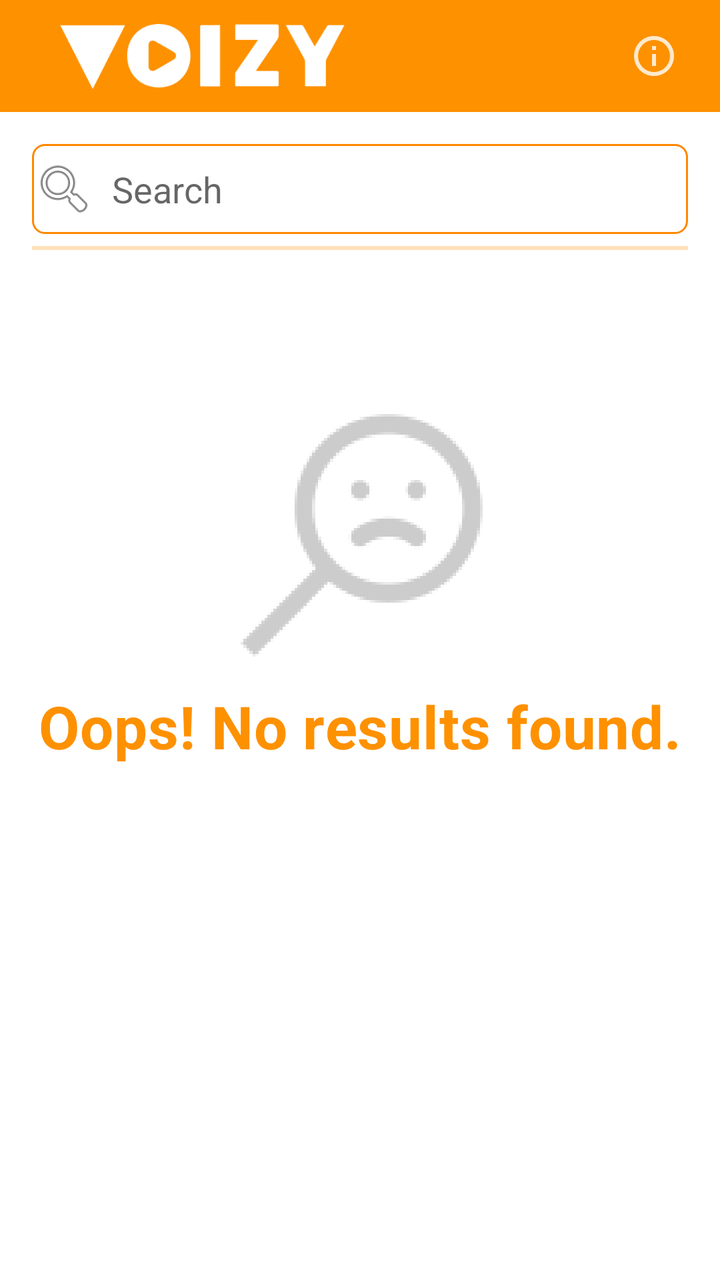
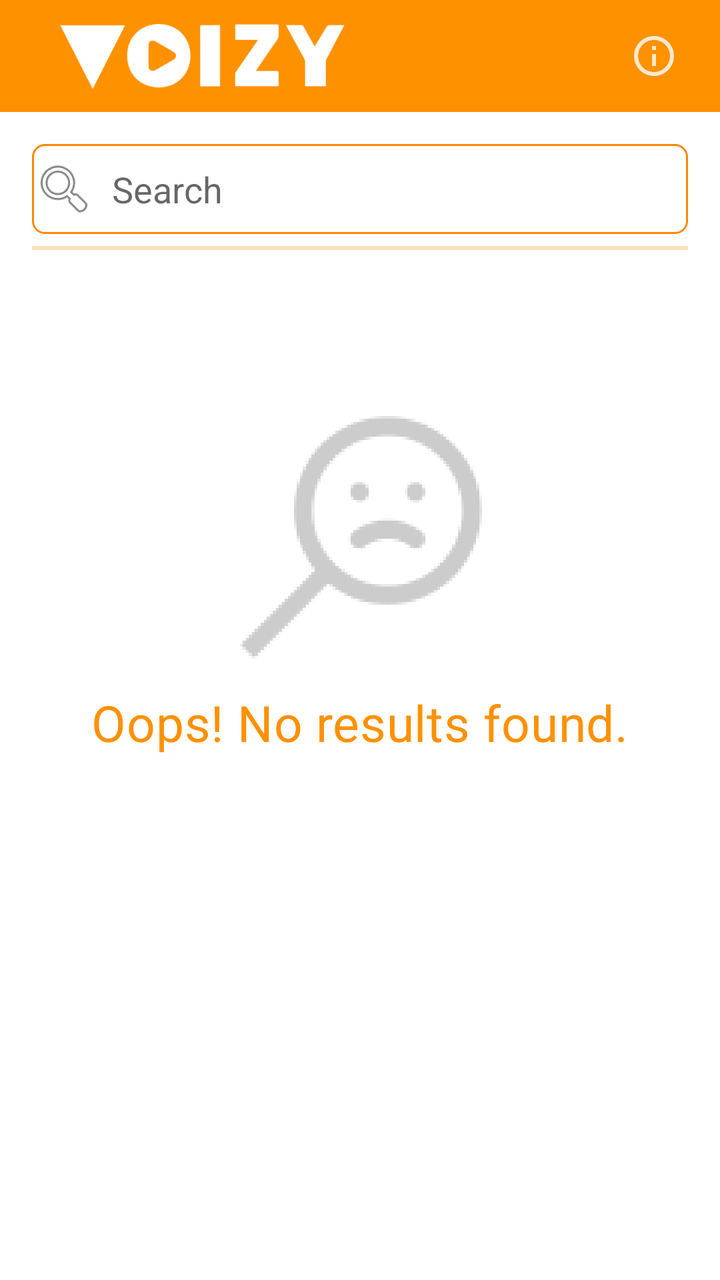

Before-and-after screenshots of an Android layout around one commit, followed by the original layout XML and the change that was made.
<!-- AndroidManifest.xml: application theme AppTheme.Launcher -->
<!-- res/layout/library_fragment.xml -->
<?xml version="1.0" encoding="utf-8"?>
<androidx.constraintlayout.widget.ConstraintLayout xmlns:app="http://schemas.android.com/apk/res-auto"
    xmlns:android="http://schemas.android.com/apk/res/android"
    android:layout_width="match_parent"
    android:layout_height="match_parent"
    android:background="@android:color/white">

    <com.google.android.material.appbar.AppBarLayout
        android:id="@+id/app_bar_layout"
        android:layout_height="?android:attr/actionBarSize"
        android:layout_width="match_parent"
        app:layout_constraintTop_toTopOf="parent">

        <android.widget.Toolbar
            android:id="@+id/toolbar"
            android:theme="@style/VoizyAppBarTheme"
            android:layout_width="match_parent"
            android:layout_height="match_parent"
            android:elevation="4dp">

            <ImageView
                android:layout_width="142.5dp"
                android:layout_height="32.5dp"
                android:layout_marginStart="30dp"
                android:layout_marginTop="12dp"
                android:layout_marginBottom="11.5dp"
                android:src="@drawable/voizy_logo" />

            <ImageButton
                android:id="@+id/btn_privacy_policy"
                android:layout_width="50dp"
                android:layout_height="50dp"
                android:layout_marginEnd="8dp"
                android:layout_gravity="end"
                android:src="@drawable/info_white"
                android:background="@android:color/transparent" />

        </android.widget.Toolbar>

    </com.google.android.material.appbar.AppBarLayout>

    <EditText
        android:id="@+id/et_search"
        android:layout_width="0dp"
        android:layout_height="45dp"
        android:layout_marginTop="16dp"
        android:layout_marginStart="16dp"
        android:layout_marginEnd="16dp"
        app:layout_constraintStart_toStartOf="parent"
        app:layout_constraintTop_toBottomOf="@id/app_bar_layout"
        app:layout_constraintEnd_toEndOf="parent"
        android:drawablePadding="8dp"
        android:foregroundTintMode="@android:color/white"
        android:drawableLeft="@android:drawable/ic_menu_search"
        android:hint="Search"
        android:background="@drawable/border_background" />

    <ProgressBar
        android:id="@+id/progress_initial_loader"
        style="?android:attr/progressBarStyleHorizontal"
        android:layout_width="match_parent"
        android:layout_height="10dp"
        android:layout_marginStart="16dp"
        android:layout_marginEnd="16dp"
        android:layout_marginTop="2dp"
        app:layout_constraintTop_toBottomOf="@+id/et_search"
        android:indeterminate="true"
        android:progressTint="@android:color/holo_orange_dark"
        android:progressBackgroundTint="@android:color/transparent" />

    <androidx.recyclerview.widget.RecyclerView
        android:id="@+id/rv_voizy_list"
        android:layout_width="match_parent"
        android:layout_height="0dp"
        app:layout_constraintTop_toBottomOf="@+id/progress_initial_loader"
        android:layout_marginBottom="8dp"
        android:layout_marginTop="2dp"
        app:layout_constraintBottom_toBottomOf="parent" />

    <RelativeLayout
        android:id="@+id/layout_no_results"
        android:layout_width="wrap_content"
        android:layout_height="wrap_content"
        app:layout_constraintBottom_toBottomOf="parent"
        app:layout_constraintEnd_toEndOf="@+id/rv_voizy_list"
        app:layout_constraintStart_toStartOf="@+id/rv_voizy_list"
        app:layout_constraintTop_toBottomOf="@+id/progress_initial_loader"
        app:layout_constraintVertical_bias="0.20">

        <ImageView
            android:id="@+id/iv_no_results"
            android:layout_width="wrap_content"
            android:layout_height="wrap_content"
            android:layout_centerHorizontal="true"
            android:src="@drawable/no_results" />

        <TextView
            android:layout_width="wrap_content"
            android:layout_height="wrap_content"
            android:text="@string/info_no_results"
            android:layout_below="@+id/iv_no_results"
            android:letterSpacing="0.01"
            android:lineSpacingExtra="5.5sp"
            android:textSize="29.5sp"
            android:textColor="@color/voizy_orange"
            android:textStyle="bold" />

    </RelativeLayout>


    <com.google.android.material.floatingactionbutton.FloatingActionButton
        android:id="@+id/test_button"
        android:layout_width="wrap_content"
        android:layout_height="wrap_content"
        android:layout_marginBottom="8dp"
        app:layout_constraintBottom_toBottomOf="parent"
        app:layout_constraintEnd_toEndOf="parent"
        android:layout_marginEnd="8dp"
        android:visibility="gone"
        android:src="@android:drawable/ic_input_add" />

</androidx.constraintlayout.widget.ConstraintLayout>
<!-- resources referenced by this layout -->
<resources>
  <color name="voizy_orange">#FE9100</color>
  <!-- drawable border_background (drawable) -->
  <layer-list xmlns:android="http://schemas.android.com/apk/res/android">
      <item>
          <shape>
              <corners android:radius="6dp"/>
              <solid android:color="@android:color/transparent"/>
              <stroke
                  android:width="1dp"
                  android:color="@android:color/holo_orange_dark"/>
          </shape>
      </item>
  </layer-list>
  <!-- drawable info_white (drawable-anydpi) -->
  <vector xmlns:android="http://schemas.android.com/apk/res/android"
      android:width="24dp"
      android:height="24dp"
      android:viewportWidth="24"
      android:viewportHeight="24"
      android:tint="#FFFFFF"
      android:alpha="0.8">
      <path
          android:fillColor="#FF000000"
          android:pathData="M11,17h2v-6h-2v6zM12,2C6.48,2 2,6.48 2,12s4.48,10 10,10 10,-4.48 10,-10S17.52,2 12,2zM12,20c-4.41,0 -8,-3.59 -8,-8s3.59,-8 8,-8 8,3.59 8,8 -3.59,8 -8,8zM11,9h2L13,7h-2v2z"/>
  </vector>
  <!-- drawable no_results: png bitmap (drawable-hdpi, 6188 bytes) -->
  <!-- drawable voizy_logo: png bitmap (drawable-hdpi, 5680 bytes) -->
  <string name="info_no_results">"Oops! No results found."</string>
  <style name="VoizyAppBarTheme" parent="@style/Widget.AppCompat.ActionBar">
          <item name="android:background">@color/voizy_orange</item>
          <item name="android:icon">@drawable/splash_screen_image</item>
      </style>
  <style name="AppTheme.Launcher" parent="AppTheme">
          <item name="android:windowBackground">@drawable/splash_screen_drawable</item>
          <item name="android:windowTranslucentStatus">true</item>
          <item name="android:windowTranslucentNavigation">true</item>
      </style>
  <!-- drawable splash_screen_image: png bitmap (drawable, 5870 bytes) -->
  <style name="AppTheme" parent="@style/Theme.AppCompat.Light.DarkActionBar">
          
          <item name="colorPrimary">@android:color/white</item>
          <item name="colorPrimaryDark">@android:color/white</item>
          <item name="colorAccent">@color/voizy_orange</item>
          <item name="android:statusBarColor">@color/voizy_orange</item>
          <item name="actionBarStyle">@style/VoizyAppBarTheme</item>
      </style>
  <!-- drawable splash_screen_drawable (drawable) -->
  <?xml version="1.0" encoding="utf-8"?>
  <layer-list xmlns:android="http://schemas.android.com/apk/res/android"
      android:opacity="opaque">
  
      <item android:drawable="@color/voizy_orange"/>
  
      <item>
          <bitmap
              android:src="@drawable/splash_screen_image"
              android:gravity="center"/>
      </item>
  
  </layer-list>
</resources>

<!-- the commit's change to res/layout/library_fragment.xml (unified diff, before → after) -->
@@ -101,9 +101,8 @@
             android:layout_below="@+id/iv_no_results"
             android:letterSpacing="0.01"
             android:lineSpacingExtra="5.5sp"
-            android:textSize="29.5sp"
-            android:textColor="@color/voizy_orange"
-            android:textStyle="bold" />
+            android:textSize="25sp"
+            android:textColor="@color/voizy_orange" />
 
     </RelativeLayout>
 
